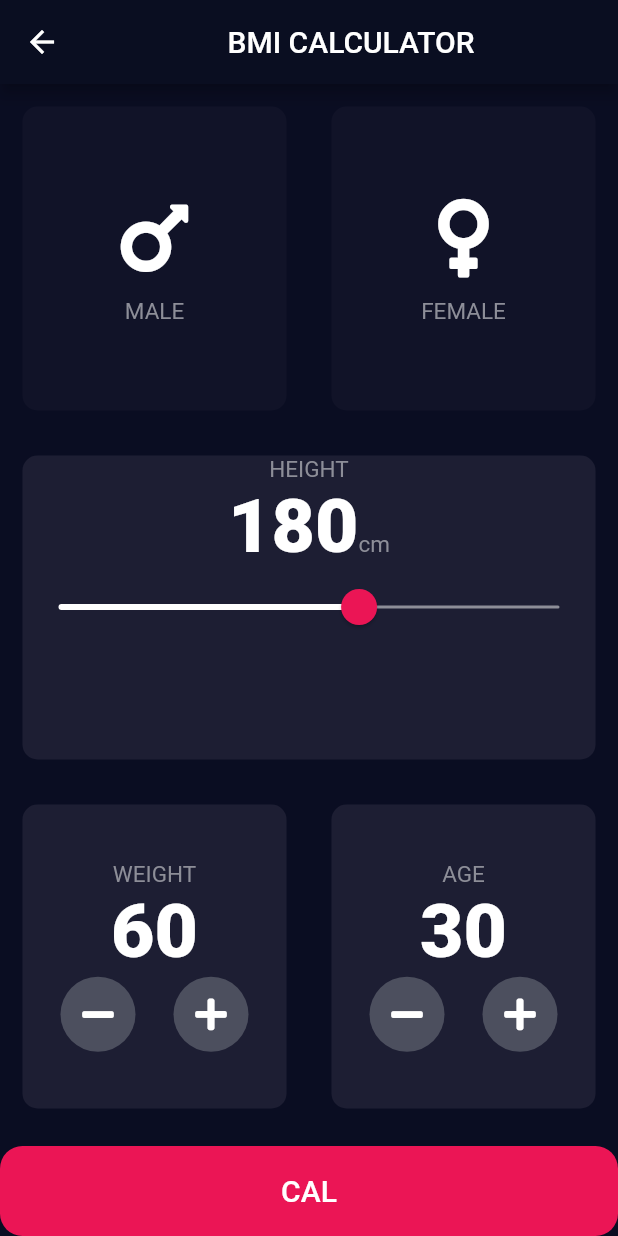
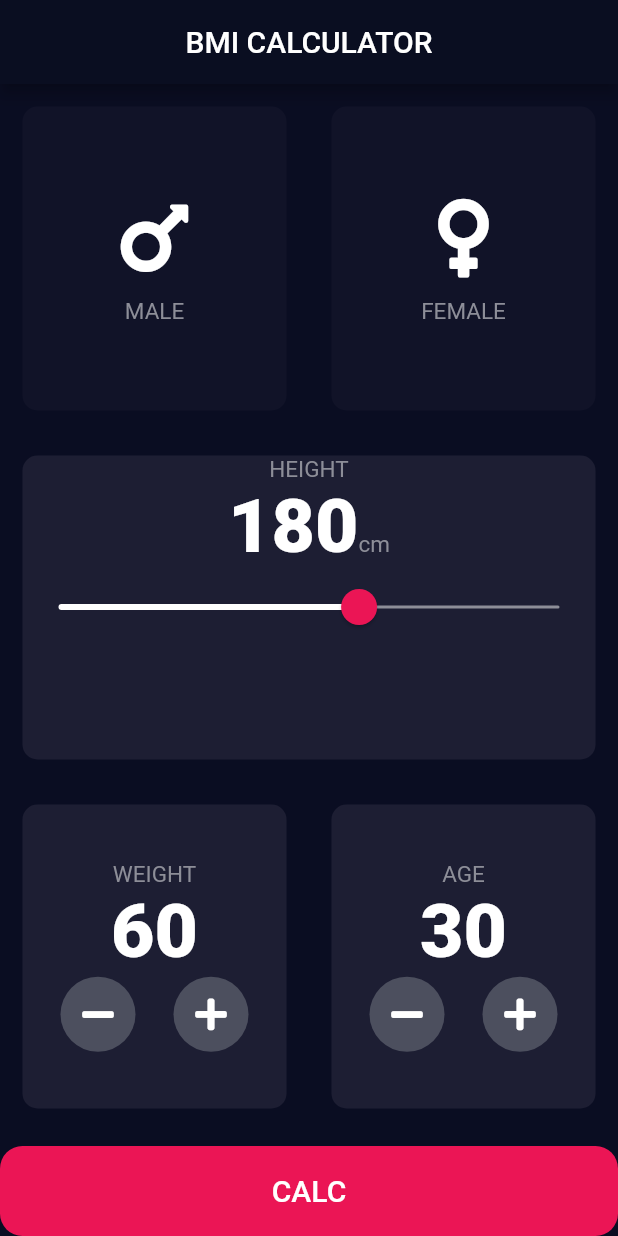
Before and after one commit to QuangNhatAS/bmi_calculator, a Flutter app: the InputPage screen opened directly, on a phone screen of 412 x 824 dp. Run offline on Flutter 3.47's test engine with Material 2 defaults, Android fonts, the phone set to English and light mode, and no system bars; our stand-ins replace font_awesome_flutter.

Commit message:
Complete app

```diff
--- /dev/null
+++ b/lib/components/cal_default_button.dart
@@ -0,0 +1,34 @@
+import 'package:flutter/material.dart';
+
+import '../constants.dart';
+
+class CalDefaultButton extends StatelessWidget {
+  const CalDefaultButton({
+    Key key,
+    @required this.press,
+    @required this.text,
+  }) : super(key: key);
+
+  final Function press;
+  final String text;
+
+  @override
+  Widget build(BuildContext context) {
+    return GestureDetector(
+      onTap: press,
+      child: Container(
+        margin: EdgeInsets.only(top: 10),
+        width: double.infinity,
+        height: kContainerHeightBottom,
+        decoration: BoxDecoration(
+            color: kContainerColorBottom,
+            borderRadius: BorderRadius.circular(15.0)),
+        child: Center(
+            child: Text(
+          text,
+          style: TextStyle(fontSize: 20.0, fontWeight: FontWeight.w500),
+        )),
+      ),
+    );
+  }
+}
--- a/lib/icon_content.dart
+++ b/lib/components/icon_content.dart
@@ -1,4 +1,4 @@
-import './constants.dart';
+import '../constants.dart';
 import 'package:flutter/material.dart';
 
 class IconContent extends StatelessWidget {
--- /dev/null
+++ b/lib/components/round_icon_button.dart
@@ -0,0 +1,18 @@
+import 'package:flutter/material.dart';
+
+class RoundIconButton extends StatelessWidget {
+  const RoundIconButton({@required this.icon, @required this.press});
+  final IconData icon;
+  final Function press;
+  @override
+  Widget build(BuildContext context) {
+    return RawMaterialButton(
+      child: Icon(icon),
+      elevation: 0.0,
+      onPressed: press,
+      constraints: BoxConstraints.tightFor(width: 50.0, height: 50.0),
+      shape: CircleBorder(),
+      fillColor: Color(0xFF4C4F5E),
+    );
+  }
+}
--- a/lib/constants.dart
+++ b/lib/constants.dart
@@ -7,3 +7,5 @@ const kInActiveCardColor = Color(0xFF111328);
 
 const kTextStyle = TextStyle(fontSize: 15.0, color: Color(0xFF8D8E98));
 const kTextNumberStyle = TextStyle(fontSize: 50.0, fontWeight: FontWeight.w900);
+
+const kTextTitle = TextStyle(fontSize: 45.0, fontWeight: FontWeight.w700);
--- a/lib/routes.dart
+++ /dev/null
@@ -1 +0,0 @@
-import 'package:flutter/material.dart';
--- a/lib/input_page.dart
+++ b/lib/screens/input_page.dart
@@ -1,9 +1,14 @@
 import 'package:flutter/material.dart';
 import 'package:flutter/rendering.dart';
 import 'package:font_awesome_flutter/font_awesome_flutter.dart';
-import './icon_content.dart';
-import './reuseble_card.dart';
-import './constants.dart';
+import '../components/icon_content.dart';
+import '../components/reuseble_card.dart';
+import '../constants.dart';
+import '../components/cal_default_button.dart';
+import '../calculator_brain.dart';
+
+import 'result_page.dart';
+import '../components/round_icon_button.dart';
 
 class InputPage extends StatefulWidget {
   @override
@@ -196,42 +201,21 @@ class _InputPageState extends State<InputPage> {
                 ),
               ],
             )),
-            GestureDetector(
-              onTap: (){
-                Navigator.pushNamed(context, '/result');
+            CalDefaultButton(
+              press: () {
+                CalculaterBMI calc =
+                    CalculaterBMI(height: height, weight: weight);
+                Navigator.push(
+                    context,
+                    MaterialPageRoute(
+                        builder: (context) => ResultPage(
+                            bmiResult: calc.calculatorBMI(),
+                            textResult: calc.getResult(),
+                            interpretation: calc.getInterpretation())));
               },
-              child: Container(
-                margin: EdgeInsets.only(top: 10),
-                width: double.infinity,
-                height: kContainerHeightBottom,
-                decoration: BoxDecoration(
-                    color: kContainerColorBottom,
-                    borderRadius: BorderRadius.circular(15.0)),
-                child: Center(
-                    child: Text(
-                  "CAL",
-                  style: TextStyle(fontSize: 20.0, fontWeight: FontWeight.w500),
-                )),
-              ),
+              text: "CALC",
             )
           ],
         ));
   }
 }
-
-class RoundIconButton extends StatelessWidget {
-  const RoundIconButton({@required this.icon, @required this.press});
-  final IconData icon;
-  final Function press;
-  @override
-  Widget build(BuildContext context) {
-    return RawMaterialButton(
-      child: Icon(icon),
-      elevation: 0.0,
-      onPressed: press,
-      constraints: BoxConstraints.tightFor(width: 50.0, height: 50.0),
-      shape: CircleBorder(),
-      fillColor: Color(0xFF4C4F5E),
-    );
-  }
-}
```
Also changed, not shown: lib/calculator_brain.dart (added, +35 -0 lines), lib/main.dart (+2 -7 lines), lib/result_page.dart (deleted, +0 -13 lines), lib/screens/result_page.dart (added, +76 -0 lines), lib/components/reuseble_card.dart (renamed from lib/reuseble_card.dart).
